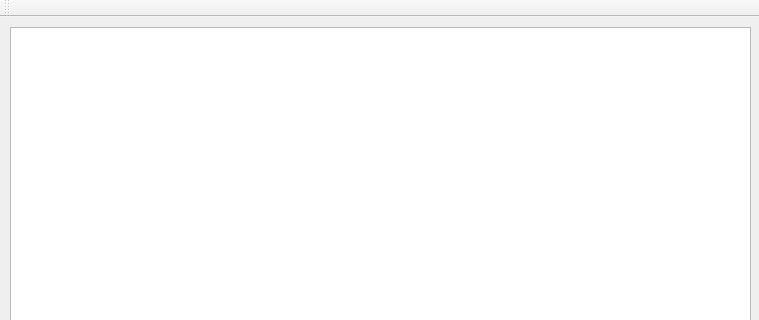
Above: dz_4_1/mainwindow.ui from lyashenko-an/dz_3 before the change; both pictures show x 0 to 759 and y 0 to 320 of the 759 by 550 pixel window. Below: the same form after it.
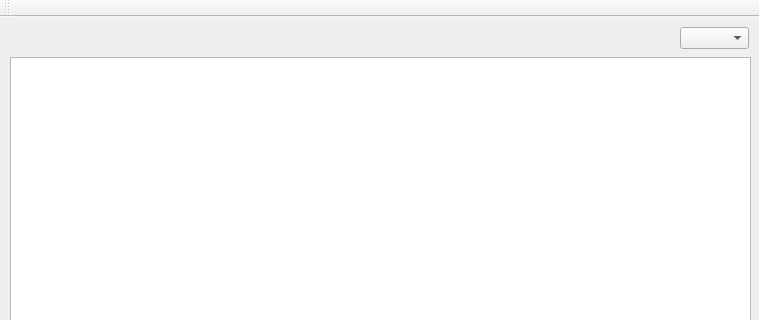
That is the form after the change.

```diff
--- a/dz_4_1/mainwindow.ui
+++ b/dz_4_1/mainwindow.ui
@@ -18,9 +18,19 @@
     <property name="geometry">
      <rect>
       <x>10</x>
-      <y>10</y>
+      <y>40</y>
       <width>741</width>
-      <height>411</height>
+      <height>381</height>
+     </rect>
+    </property>
+   </widget>
+   <widget class="QComboBox" name="comboBox">
+    <property name="geometry">
+     <rect>
+      <x>680</x>
+      <y>10</y>
+      <width>69</width>
+      <height>22</height>
      </rect>
     </property>
    </widget>
```
